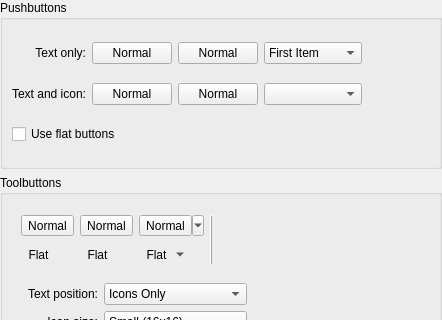
Above: kstyles/oxygen/demo/ui/oxygenbuttondemowidget.ui from mgottschlag/kwin-tiling before the change; both pictures show x 0 to 442 and y 0 to 320 of the 442 by 520 pixel window. Below: the same form after it.
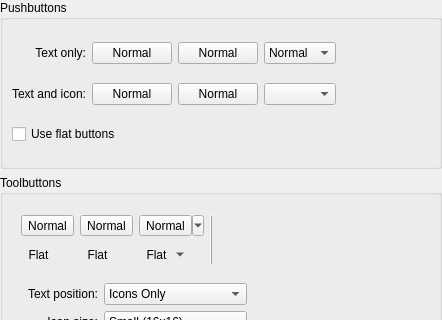
That is the form after the change. Custom widgets are drawn as their Qt base class.

Commit message: changed combobox contents

```diff
--- a/kstyles/oxygen/demo/ui/oxygenbuttondemowidget.ui
+++ b/kstyles/oxygen/demo/ui/oxygenbuttondemowidget.ui
@@ -118,19 +118,22 @@
       </item>
       <item row="0" column="3">
        <widget class="KComboBox" name="kcombobox">
+        <property name="currentIndex">
+         <number>1</number>
+        </property>
         <item>
          <property name="text">
-          <string>First Item</string>
+          <string>Small</string>
          </property>
         </item>
         <item>
          <property name="text">
-          <string>Second Item</string>
+          <string>Normal</string>
          </property>
         </item>
         <item>
          <property name="text">
-          <string>Third Item</string>
+          <string>Larg</string>
          </property>
         </item>
        </widget>
```
